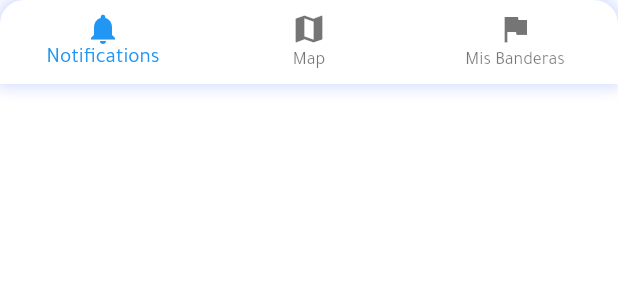
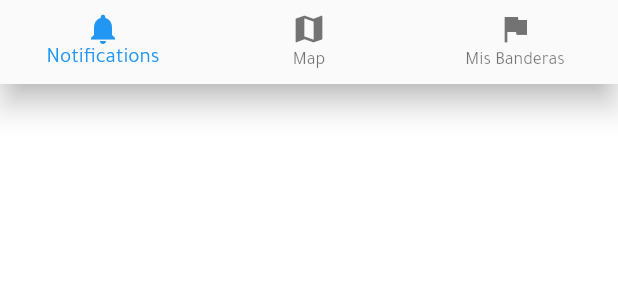
Before and after one commit to banderablanca/banderablanca, a Flutter app: the BottomNavigationWidget widget shown alone on an empty page, opened directly, on a phone screen of 412 x 824 dp. Shown: the top 300 px of the screen. Run offline on Flutter 3.47's test engine with Material 2 defaults, Android fonts, the phone set to English and light mode, and no system bars; our stand-ins replace camera, cloud_firestore, connectivity, email_validator, firebase_auth, firebase_crashlytics and 8 more; missing offline and left inert: flutter_advanced_networkimage, google_maps_place_picker, video_thumbnail; accounts and stored records are empty; generated files the repository leaves out were written again.

Commit message:
Revert "style nav "

```diff
--- a/lib/ui/views/widgets/bottom_navigation.dart
+++ b/lib/ui/views/widgets/bottom_navigation.dart
@@ -13,22 +13,7 @@ class BottomNavigationWidget extends StatelessWidget {
       builder: (BuildContext context, TabModel tabModel, Widget child) {
         var activeTabIndex =
             allDestinations.indexWhere((o) => o.tab == tabModel.activeTab);
-        return Container(
-          decoration: BoxDecoration(
-            color: Colors.white,
-            borderRadius: BorderRadius.only(
-                topLeft: Radius.circular(16), topRight: Radius.circular(16)),
-            boxShadow: [
-              BoxShadow(
-                color: Theme.of(context).primaryColorLight,
-                blurRadius: 8,
-                spreadRadius: 2,
-              )
-            ],
-          ),
-          child: BottomNavigationBar(
-            backgroundColor: Colors.transparent,
-            elevation: 0,
+        return BottomNavigationBar(
           currentIndex: activeTabIndex,
           onTap: (index) => _onTabSelected(context, index),
           items: allDestinations.map((Destination destination) {
@@ -37,7 +22,6 @@ class BottomNavigationWidget extends StatelessWidget {
                 backgroundColor: destination.color,
                 title: Text(destination.title));
           }).toList(),
-          ),
         );
       },
     );
```
Also changed, not shown: 1 other file. Lines whose indentation alone changed are shown as unchanged.
